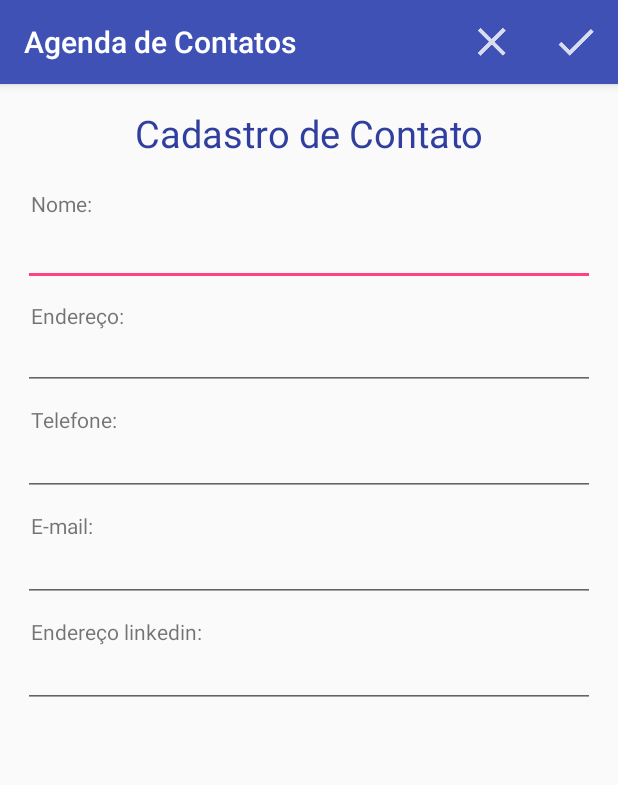
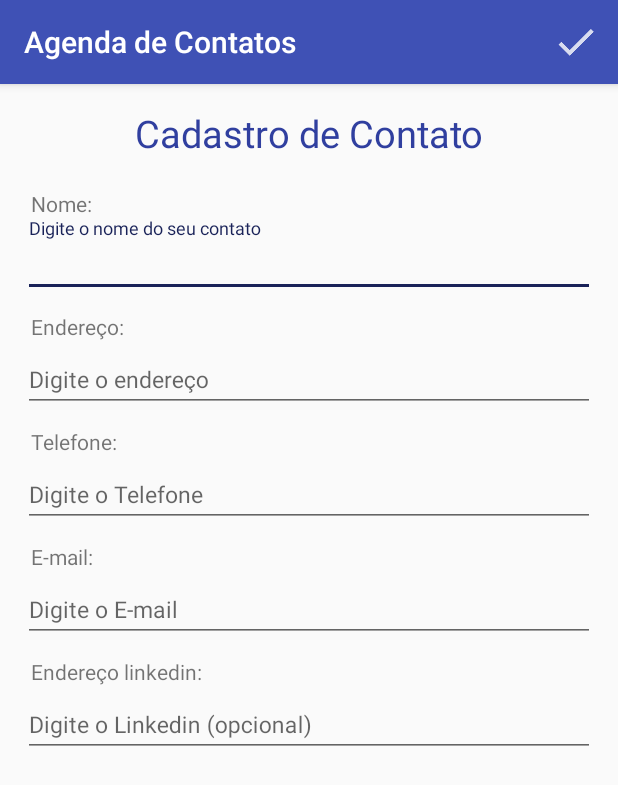
Before and after one commit to washingtonSampaioVieira/SAF1, an Android app: the Cadastro screen opened directly, with no data from a screen before it, on a phone screen of 412 x 824 dp. Shown: the top 785 px of the screen. Run offline under Robolectric (Android 15) with nearby library versions, the phone set to English and light mode, and no system bars.

Commit message:
versao final ate entao, app com tudo funcionando no esperado

```diff
--- a/AgendadeContatos/app/build.gradle
+++ b/AgendadeContatos/app/build.gradle
@@ -22,6 +22,7 @@ dependencies {
     implementation fileTree(dir: 'libs', include: ['*.jar'])
     implementation 'com.android.support:appcompat-v7:28.+'
     implementation 'com.android.support.constraint:constraint-layout:1.0.2'
+    implementation 'com.android.support:design:28.+'
     testImplementation 'junit:junit:4.12'
     androidTestImplementation 'com.android.support.test:runner:1.0.1'
     androidTestImplementation 'com.android.support.test.espresso:espresso-core:3.0.1'
--- a/AgendadeContatos/app/src/main/java/com/senai/sp/agendadecontatos/Cadastro.java
+++ b/AgendadeContatos/app/src/main/java/com/senai/sp/agendadecontatos/Cadastro.java
@@ -1,6 +1,7 @@
 package com.senai.sp.agendadecontatos;
 
 import android.content.Intent;
+import android.support.design.widget.TextInputLayout;
 import android.support.v7.app.AppCompatActivity;
 import android.os.Bundle;
 import android.view.Menu;
@@ -21,7 +22,12 @@ public class Cadastro extends AppCompatActivity {
     EditText endereco;
     EditText telefone;
     EditText email;
-    EditText linkedin;
+    TextInputLayout layoutNome;
+    TextInputLayout layoutEndereco;
+    TextInputLayout layoutTelefone;
+    TextInputLayout layoutEmail;
+
+    ContatoHelper helper;
 
 
 
@@ -29,12 +35,27 @@ public class Cadastro extends AppCompatActivity {
     protected void onCreate(Bundle savedInstanceState) {
         super.onCreate(savedInstanceState);
         setContentView(R.layout.activity_cadastro);
+        nome = findViewById(R.id.edit_nome);
+        endereco = findViewById(R.id.edit_endereco);
+        telefone = findViewById(R.id.edit_telefone);
+        email = findViewById(R.id.edit_email);
+        layoutNome = findViewById(R.id.layout_txt_nome);
+        layoutEmail = findViewById(R.id.layout_txt_email);
+        layoutEndereco = findViewById(R.id.layout_txt_endereco);
+        layoutTelefone = findViewById(R.id.layout_txt_telefone);
+
+        /*getSupportActionBar().setDisplayHomeAsUpEnabled(true); // mostra o botao de voltar
+        getSupportActionBar().setHomeButtonEnabled(true); // faz o botao existir
+        getSupportActionBar().setTitle("Agenda De Contatos");*/
+
+
+
 
         Intent intencao = getIntent();
         Contato contato = (Contato) intencao.getSerializableExtra("contato");
+        helper = new ContatoHelper(this);
+        if(contato != null){
 
-        if(contato != null){
-            ContatoHelper helper = new ContatoHelper(this);
             helper.mostarContato(contato);
         }
 
@@ -42,29 +63,36 @@ public class Cadastro extends AppCompatActivity {
 
     @Override
     public boolean onOptionsItemSelected(MenuItem item) {
+        if(validar()) {
+
             switch (item.getItemId()) {
                 case R.id.menu_salvar:
 
+
                     ContatoDAO dao = new ContatoDAO(this);
-                ContatoHelper helper = new ContatoHelper(this);
 
                     Contato contato = new Contato();
                     contato = helper.getContato();
 
-                if(contato.getId() == 0){
+                    if (contato.getId() == 0) {
                         dao.salvar(contato);
                         Toast.makeText(this, "Salvo", Toast.LENGTH_SHORT).show();
-
-                }else{
+//                        Toast.makeText(this, String.valueOf(contato.getId()), Toast.LENGTH_SHORT).show();
+                    } else {
 
                         dao.atualizar(contato);
                         Toast.makeText(this, "Atualizado", Toast.LENGTH_SHORT).show();
                     }
 
+
+
                 break;
+
             }
             finish();
+        }
         return super.onOptionsItemSelected(item);
+
     }
 
     @Override
@@ -74,4 +102,50 @@ public class Cadastro extends AppCompatActivity {
 
         return super.onCreateOptionsMenu(menu);
     }
+
+    public boolean validar(){
+
+        boolean validado = true;
+
+        if(nome.getText().toString().isEmpty()){
+            layoutNome.setErrorEnabled(true);
+            layoutNome.setError("Um contato precisa de um nome!");
+            validado= false;
+        }else{
+            layoutNome.setErrorEnabled(false);
         }
+        if(endereco.getText().toString().isEmpty()) {
+
+            layoutEndereco.setErrorEnabled(true);
+            layoutEndereco.setError("O endereço é obrigatorio");
+            validado= false;
+        }else{
+            layoutEndereco.setErrorEnabled(false);
+        }
+
+        if(telefone.getText().toString().isEmpty()){
+            layoutTelefone.setErrorEnabled(true);
+            layoutTelefone.setError("O telefone é obrigatorio");
+            validado= false;
+        }else{
+            layoutTelefone.setErrorEnabled(false);
+        }
+
+        if(email.getText().toString().isEmpty()){
+            layoutEmail.setErrorEnabled(true);
+            layoutEmail.setError("O e E-mail é obrigatorio");
+            validado= false;
+        }else{
+            layoutEmail.setErrorEnabled(false);
+        }
+
+
+        return validado;
+    }
+
+
+
+
+
+
+}
--- a/AgendadeContatos/app/src/main/java/com/senai/sp/helper/ContatoHelper.java
+++ b/AgendadeContatos/app/src/main/java/com/senai/sp/helper/ContatoHelper.java
@@ -35,7 +35,7 @@ public class ContatoHelper{
         contato.setEmail(email.getText().toString());
         contato.setLinkedin(linkedin.getText().toString());
 
-        return contato;
+        return this.contato;
     }
 
 
--- a/AgendadeContatos/app/src/main/java/com/senai/sp/modal/Contato.java
+++ b/AgendadeContatos/app/src/main/java/com/senai/sp/modal/Contato.java
@@ -57,4 +57,9 @@ public class Contato implements Serializable {
     public void setLinkedin(String linkedin) {
         this.linkedin = linkedin;
     }
+
+    @Override
+    public String toString() {
+        return getId()+ " - "+ getNome();
+    }
 }
--- a/AgendadeContatos/app/src/main/res/layout/activity_cadastro.xml
+++ b/AgendadeContatos/app/src/main/res/layout/activity_cadastro.xml
@@ -23,12 +23,20 @@
         android:text="Nome:"
         android:layout_marginLeft="5dp"
         />
+
+    <android.support.design.widget.TextInputLayout
+        android:layout_width="match_parent"
+        android:layout_height="wrap_content"
+        android:id="@+id/layout_txt_nome">
         <EditText
             android:id="@+id/edit_nome"
             android:layout_width="match_parent"
             android:layout_height="wrap_content"
             android:textAlignment="textStart"
-        android:inputType="text"/>
+            android:inputType="text"
+            android:textSize="15dp"
+            android:hint="Digite o nome do seu contato"/>
+    </android.support.design.widget.TextInputLayout>
     <TextView
         android:layout_width="match_parent"
         android:layout_height="wrap_content"
@@ -37,12 +45,19 @@
         android:layout_marginBottom="-5dp"
         android:layout_marginLeft="5dp"
         />
+    <android.support.design.widget.TextInputLayout
+        android:layout_width="match_parent"
+        android:layout_height="wrap_content"
+        android:id="@+id/layout_txt_endereco">
         <EditText
             android:id="@+id/edit_endereco"
             android:layout_width="match_parent"
             android:layout_height="wrap_content"
             android:textAlignment="textStart"
-        android:inputType="text"/>
+            android:inputType="text"
+            android:hint="Digite o endereço"
+            android:textSize="15dp"/>
+    </android.support.design.widget.TextInputLayout>
     <TextView
         android:layout_width="match_parent"
         android:layout_height="wrap_content"
@@ -51,14 +66,20 @@
         android:layout_marginBottom="-5dp"
         android:layout_marginLeft="5dp"
         />
+    <android.support.design.widget.TextInputLayout
+        android:layout_width="match_parent"
+        android:layout_height="wrap_content"
+        android:id="@+id/layout_txt_telefone">
         <EditText
             android:id="@+id/edit_telefone"
             android:layout_width="match_parent"
             android:layout_height="wrap_content"
             android:textAlignment="textStart"
             android:text=""
-        android:textSize="19sp"
-        android:inputType="phone"/>
+            android:inputType="phone"
+            android:hint="Digite o Telefone"
+            android:textSize="15dp"/>
+    </android.support.design.widget.TextInputLayout>
     <TextView
         android:layout_width="match_parent"
         android:layout_height="wrap_content"
@@ -66,14 +87,20 @@
         android:layout_marginTop="10dp"
         android:layout_marginBottom="-5dp"
         android:layout_marginLeft="5dp"/>
+    <android.support.design.widget.TextInputLayout
+        android:layout_width="match_parent"
+        android:layout_height="wrap_content"
+        android:id="@+id/layout_txt_email">
         <EditText
             android:id="@+id/edit_email"
             android:layout_width="match_parent"
             android:layout_height="wrap_content"
             android:textAlignment="textStart"
             android:text=""
-        android:textSize="19sp"
+            android:hint="Digite o E-mail"
+            android:textSize="15dp"
             android:inputType="textEmailAddress"/>
+    </android.support.design.widget.TextInputLayout>
     <TextView
         android:layout_width="match_parent"
         android:layout_height="wrap_content"
@@ -81,15 +108,20 @@
         android:layout_marginTop="10dp"
         android:layout_marginBottom="-5dp"
         android:layout_marginLeft="5dp"/>
+    <android.support.design.widget.TextInputLayout
+        android:layout_width="match_parent"
+        android:layout_height="wrap_content"
+        android:id="@+id/layout_txt_linkedin">
         <EditText
             android:id="@+id/edit_linkedin"
             android:layout_width="match_parent"
             android:layout_height="wrap_content"
             android:textAlignment="textStart"
             android:text=""
-        android:textSize="19sp"
-        android:inputType="text"/>
-
+            android:inputType="text"
+            android:hint="Digite o Linkedin (opcional)"
+            android:textSize="15dp"/>
+    </android.support.design.widget.TextInputLayout>
 
 
 
--- a/AgendadeContatos/app/src/main/res/menu/menu_cadastro.xml
+++ b/AgendadeContatos/app/src/main/res/menu/menu_cadastro.xml
@@ -4,11 +4,7 @@
     xmlns:android="http://schemas.android.com/apk/res/android">
 
 
-    <item
-        android:id="@+id/menu_del"
-        android:title="Excluir"
-        android:icon="@drawable/ic_cancelar"
-        app:showAsAction="always"/>
+
     <item
         android:id="@+id/menu_salvar"
         android:title="Salvar"
--- a/AgendadeContatos/app/src/main/res/values/colors.xml
+++ b/AgendadeContatos/app/src/main/res/values/colors.xml
@@ -2,7 +2,7 @@
 <resources>
     <color name="colorPrimary">#3F51B5</color>
     <color name="colorPrimaryDark">#303F9F</color>
-    <color name="colorAccent">#FF4081</color>
+    <color name="colorAccent">#192258</color>
     <color name="colorBlack">#000000</color>
     <color name="colorWhite">#ffffff</color>
 </resources>
```
Also changed, not shown: AgendadeContatos/app/src/main/AndroidManifest.xml (+8 -1 lines), AgendadeContatos/app/src/main/java/com/senai/sp/DAO/ContatoDAO.java (+8 -0 lines), AgendadeContatos/app/src/main/java/com/senai/sp/agendadecontatos/MainActivity.java (+64 -4 lines), AgendadeContatos/app/src/main/res/menu/menu_contexto_excluir.xml (added, +7 -0 lines). Lines whose indentation alone changed are shown as unchanged.
